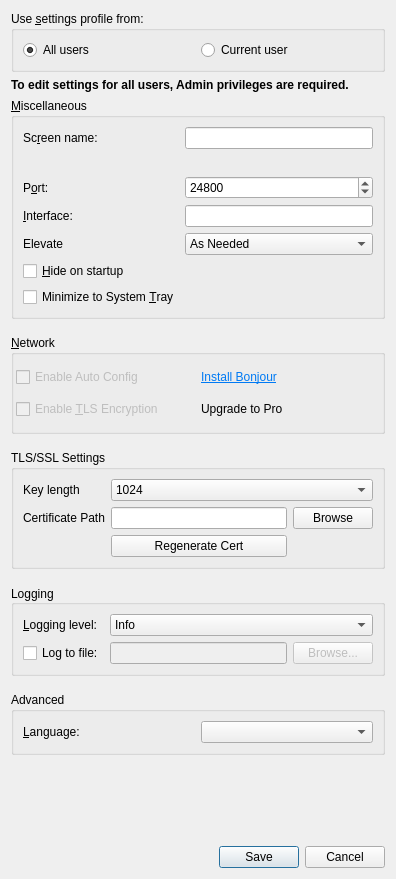
Old version of the form src/gui/src/SettingsDialogBase.ui in the repository deskflow/deskflow.
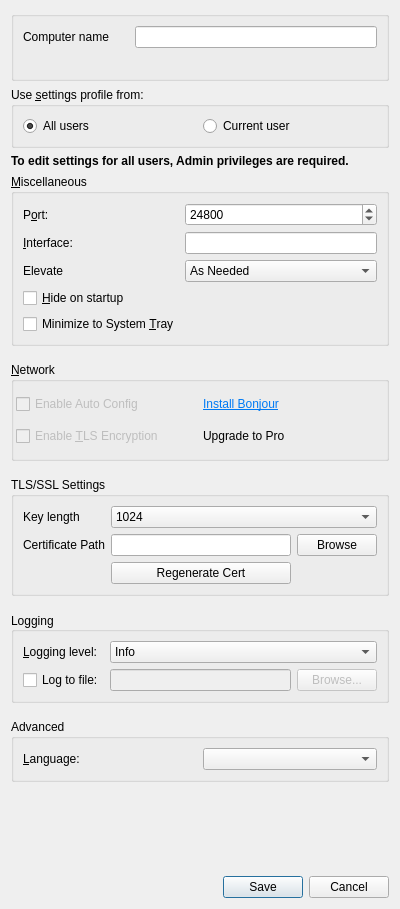
New version of the form.

Commit message: SYNERGY-799 Move computer name

```diff
--- a/src/gui/src/SettingsDialogBase.ui
+++ b/src/gui/src/SettingsDialogBase.ui
@@ -6,8 +6,8 @@
    <rect>
     <x>0</x>
     <y>0</y>
-    <width>396</width>
-    <height>879</height>
+    <width>400</width>
+    <height>909</height>
    </rect>
   </property>
   <property name="sizePolicy">
@@ -17,10 +17,225 @@
    </sizepolicy>
   </property>
   <property name="windowTitle">
-   <string>Settings</string>
+   <string>Preferences</string>
   </property>
   <layout class="QGridLayout" name="gridLayout_5">
-   <item row="1" column="0">
+   <property name="leftMargin">
+    <number>11</number>
+   </property>
+   <property name="topMargin">
+    <number>11</number>
+   </property>
+   <property name="rightMargin">
+    <number>11</number>
+   </property>
+   <item row="11" column="0">
+    <widget class="QGroupBox" name="gridGroupBox">
+     <property name="font">
+      <font>
+       <kerning>true</kerning>
+      </font>
+     </property>
+     <property name="title">
+      <string>Advanced</string>
+     </property>
+     <layout class="QGridLayout" name="gridLayout_7">
+      <item row="0" column="0">
+       <widget class="QLabel" name="m_pLabel_27">
+        <property name="sizePolicy">
+         <sizepolicy hsizetype="Preferred" vsizetype="Preferred">
+          <horstretch>0</horstretch>
+          <verstretch>0</verstretch>
+         </sizepolicy>
+        </property>
+        <property name="minimumSize">
+         <size>
+          <width>75</width>
+          <height>0</height>
+         </size>
+        </property>
+        <property name="text">
+         <string>&amp;Language:</string>
+        </property>
+        <property name="buddy">
+         <cstring>m_pComboLanguage</cstring>
+        </property>
+       </widget>
+      </item>
+      <item row="0" column="1">
+       <widget class="QComboBox" name="m_pComboLanguage"/>
+      </item>
+     </layout>
+    </widget>
+   </item>
+   <item row="0" column="0">
+    <widget class="QGroupBox" name="m_pGroupBoxCommon">
+     <property name="title">
+      <string/>
+     </property>
+     <layout class="QVBoxLayout" name="verticalLayout">
+      <item>
+       <layout class="QHBoxLayout" name="horizontalLayout">
+        <item>
+         <widget class="QLabel" name="m_pLabelComputerName">
+          <property name="minimumSize">
+           <size>
+            <width>75</width>
+            <height>0</height>
+           </size>
+          </property>
+          <property name="text">
+           <string>Computer name</string>
+          </property>
+          <property name="buddy">
+           <cstring>m_pLineEditScreenName</cstring>
+          </property>
+         </widget>
+        </item>
+        <item>
+         <spacer name="horizontalSpacer">
+          <property name="orientation">
+           <enum>Qt::Horizontal</enum>
+          </property>
+          <property name="sizeType">
+           <enum>QSizePolicy::Maximum</enum>
+          </property>
+          <property name="sizeHint" stdset="0">
+           <size>
+            <width>20</width>
+            <height>20</height>
+           </size>
+          </property>
+         </spacer>
+        </item>
+        <item>
+         <widget class="QLineEdit" name="m_pLineEditScreenName">
+          <property name="enabled">
+           <bool>true</bool>
+          </property>
+          <property name="maxLength">
+           <number>255</number>
+          </property>
+         </widget>
+        </item>
+       </layout>
+      </item>
+      <item>
+       <widget class="QLabel" name="m_pLabelNameError">
+        <property name="sizePolicy">
+         <sizepolicy hsizetype="Minimum" vsizetype="Minimum">
+          <horstretch>0</horstretch>
+          <verstretch>0</verstretch>
+         </sizepolicy>
+        </property>
+        <property name="styleSheet">
+         <string notr="true">color: #EC4C47; 
+font-size: 13px; 
+font-family: Arial; 
+font-weight: bold;</string>
+        </property>
+        <property name="text">
+         <string/>
+        </property>
+        <property name="alignment">
+         <set>Qt::AlignRight|Qt::AlignTrailing|Qt::AlignVCenter</set>
+        </property>
+       </widget>
+      </item>
+     </layout>
+    </widget>
+   </item>
+   <item row="9" column="0">
+    <widget class="QGroupBox" name="m_pGroupLog">
+     <property name="sizePolicy">
+      <sizepolicy hsizetype="Preferred" vsizetype="Preferred">
+       <horstretch>0</horstretch>
+       <verstretch>0</verstretch>
+      </sizepolicy>
+     </property>
+     <property name="font">
+      <font>
+       <kerning>true</kerning>
+      </font>
+     </property>
+     <property name="title">
+      <string>Logging</string>
+     </property>
+     <property name="alignment">
+      <set>Qt::AlignLeading|Qt::AlignLeft|Qt::AlignVCenter</set>
+     </property>
+     <property name="flat">
+      <bool>false</bool>
+     </property>
+     <layout class="QGridLayout" name="gridLayout_2">
+      <item row="0" column="0">
+       <widget class="QLabel" name="m_pLabel_3">
+        <property name="minimumSize">
+         <size>
+          <width>75</width>
+          <height>0</height>
+         </size>
+        </property>
+        <property name="text">
+         <string>&amp;Logging level:</string>
+        </property>
+        <property name="buddy">
+         <cstring>m_pComboLogLevel</cstring>
+        </property>
+       </widget>
+      </item>
+      <item row="0" column="1" colspan="2">
+       <widget class="QComboBox" name="m_pComboLogLevel">
+        <item>
+         <property name="text">
+          <string>Info</string>
+         </property>
+        </item>
+        <item>
+         <property name="text">
+          <string>Debug</string>
+         </property>
+        </item>
+        <item>
+         <property name="text">
+          <string>Debug1</string>
+         </property>
+        </item>
+        <item>
+         <property name="text">
+          <string>Debug2</string>
+         </property>
+        </item>
+       </widget>
+      </item>
+      <item row="1" column="0">
+       <widget class="QCheckBox" name="m_pCheckBoxLogToFile">
+        <property name="text">
+         <string>Log to file:</string>
+        </property>
+       </widget>
+      </item>
+      <item row="1" column="1">
+       <widget class="QLineEdit" name="m_pLineEditLogFilename">
+        <property name="enabled">
+         <bool>false</bool>
+        </property>
+       </widget>
+      </item>
+      <item row="1" column="2">
+       <widget class="QPushButton" name="m_pButtonBrowseLog">
+        <property name="enabled">
+         <bool>false</bool>
+        </property>
+        <property name="text">
+         <string>Browse...</string>
+        </property>
+       </widget>
+      </item>
+     </layout>
+    </widget>
+   </item>
+   <item row="2" column="0">
     <widget class="QLabel" name="m_labelAdminRightsMessage">
      <property name="font">
       <font>
@@ -33,7 +248,55 @@
      </property>
     </widget>
    </item>
-   <item row="2" column="0">
+   <item row="4" column="0">
+    <spacer name="verticalSpacer_2">
+     <property name="orientation">
+      <enum>Qt::Vertical</enum>
+     </property>
+     <property name="sizeType">
+      <enum>QSizePolicy::Minimum</enum>
+     </property>
+     <property name="sizeHint" stdset="0">
+      <size>
+       <width>20</width>
+       <height>10</height>
+      </size>
+     </property>
+    </spacer>
+   </item>
+   <item row="10" column="0">
+    <spacer name="verticalSpacer_5">
+     <property name="orientation">
+      <enum>Qt::Vertical</enum>
+     </property>
+     <property name="sizeType">
+      <enum>QSizePolicy::Minimum</enum>
+     </property>
+     <property name="sizeHint" stdset="0">
+      <size>
+       <width>20</width>
+       <height>10</height>
+      </size>
+     </property>
+    </spacer>
+   </item>
+   <item row="12" column="0">
+    <spacer name="verticalSpacer">
+     <property name="orientation">
+      <enum>Qt::Vertical</enum>
+     </property>
+     <property name="sizeType">
+      <enum>QSizePolicy::MinimumExpanding</enum>
+     </property>
+     <property name="sizeHint" stdset="0">
+      <size>
+       <width>20</width>
+       <height>10</height>
+      </size>
+     </property>
+    </spacer>
+   </item>
+   <item row="3" column="0">
     <widget class="QGroupBox" name="m_pGroupAdvanced">
      <property name="font">
       <font>
@@ -44,6 +307,20 @@
       <string>&amp;Miscellaneous</string>
      </property>
      <layout class="QGridLayout" name="gridLayout_3">
+      <item row="4" column="0">
+       <widget class="QLabel" name="m_pLabelElevate">
+        <property name="text">
+         <string>Elevate</string>
+        </property>
+       </widget>
+      </item>
+      <item row="7" column="0">
+       <widget class="QCheckBox" name="m_pCheckBoxMinimizeToTray">
+        <property name="text">
+         <string>Minimize to System &amp;Tray</string>
+        </property>
+       </widget>
+      </item>
       <item row="4" column="1">
        <widget class="QComboBox" name="m_pComboElevate">
         <property name="toolTip">
@@ -69,30 +346,20 @@
         </item>
        </widget>
       </item>
-      <item row="3" column="0">
-       <widget class="QLabel" name="m_pLabel_21">
+      <item row="6" column="0">
+       <widget class="QCheckBox" name="m_pCheckBoxAutoHide">
         <property name="text">
-         <string>&amp;Interface:</string>
+         <string>&amp;Hide on startup</string>
+        </property>
+       </widget>
+      </item>
+      <item row="2" column="0">
+       <widget class="QLabel" name="m_pLabel_20">
+        <property name="text">
+         <string>P&amp;ort:</string>
         </property>
         <property name="buddy">
-         <cstring>m_pLineEditInterface</cstring>
-        </property>
-       </widget>
-      </item>
-      <item row="7" column="0">
-       <widget class="QCheckBox" name="m_pCheckBoxMinimizeToTray">
-        <property name="text">
-         <string>Minimize to System &amp;Tray</string>
-        </property>
-       </widget>
-      </item>
-      <item row="0" column="1">
-       <widget class="QLineEdit" name="m_pLineEditScreenName">
-        <property name="enabled">
-         <bool>true</bool>
-        </property>
-        <property name="maxLength">
-         <number>255</number>
+         <cstring>m_pSpinBoxPort</cstring>
         </property>
        </widget>
       </item>
@@ -115,46 +382,6 @@
         </property>
        </widget>
       </item>
-      <item row="0" column="0">
-       <widget class="QLabel" name="m_pLabel_19">
-        <property name="minimumSize">
-         <size>
-          <width>75</width>
-          <height>0</height>
-         </size>
-        </property>
-        <property name="text">
-         <string>Sc&amp;reen name:</string>
-        </property>
-        <property name="buddy">
-         <cstring>m_pLineEditScreenName</cstring>
-        </property>
-       </widget>
-      </item>
-      <item row="2" column="0">
-       <widget class="QLabel" name="m_pLabel_20">
-        <property name="text">
-         <string>P&amp;ort:</string>
-        </property>
-        <property name="buddy">
-         <cstring>m_pSpinBoxPort</cstring>
-        </property>
-       </widget>
-      </item>
-      <item row="4" column="0">
-       <widget class="QLabel" name="m_pLabelElevate">
-        <property name="text">
-         <string>Elevate</string>
-        </property>
-       </widget>
-      </item>
-      <item row="6" column="0">
-       <widget class="QCheckBox" name="m_pCheckBoxAutoHide">
-        <property name="text">
-         <string>&amp;Hide on startup</string>
-        </property>
-       </widget>
-      </item>
       <item row="3" column="1">
        <widget class="QLineEdit" name="m_pLineEditInterface">
         <property name="enabled">
@@ -162,80 +389,20 @@
         </property>
        </widget>
       </item>
-      <item row="1" column="0" colspan="2">
-       <widget class="QLabel" name="m_pLabelNameError">
-        <property name="sizePolicy">
-         <sizepolicy hsizetype="Minimum" vsizetype="Minimum">
-          <horstretch>0</horstretch>
-          <verstretch>0</verstretch>
-         </sizepolicy>
-        </property>
-        <property name="styleSheet">
-         <string notr="true">color: #EC4C47; 
-font-size: 13px; 
-font-family: Arial; 
-font-weight: bold;</string>
-        </property>
+      <item row="3" column="0">
+       <widget class="QLabel" name="m_pLabel_21">
         <property name="text">
-         <string/>
+         <string>&amp;Interface:</string>
         </property>
-        <property name="alignment">
-         <set>Qt::AlignRight|Qt::AlignTrailing|Qt::AlignVCenter</set>
+        <property name="buddy">
+         <cstring>m_pLineEditInterface</cstring>
         </property>
        </widget>
       </item>
      </layout>
     </widget>
    </item>
-   <item row="7" column="0">
-    <spacer name="verticalSpacer_4">
-     <property name="orientation">
-      <enum>Qt::Vertical</enum>
-     </property>
-     <property name="sizeType">
-      <enum>QSizePolicy::Minimum</enum>
-     </property>
-     <property name="sizeHint" stdset="0">
-      <size>
-       <width>20</width>
-       <height>10</height>
-      </size>
-     </property>
-    </spacer>
-   </item>
-   <item row="3" column="0">
-    <spacer name="verticalSpacer_2">
-     <property name="orientation">
-      <enum>Qt::Vertical</enum>
-     </property>
-     <property name="sizeType">
-      <enum>QSizePolicy::Minimum</enum>
-     </property>
-     <property name="sizeHint" stdset="0">
-      <size>
-       <width>20</width>
-       <height>10</height>
-      </size>
-     </property>
-    </spacer>
-   </item>
    <item row="5" column="0">
-    <spacer name="verticalSpacer_3">
-     <property name="orientation">
-      <enum>Qt::Vertical</enum>
-     </property>
-     <property name="sizeType">
-      <enum>QSizePolicy::Minimum</enum>
-     </property>
-     <property name="sizeHint" stdset="0">
-      <size>
-       <width>20</width>
-       <height>10</height>
-      </size>
-     </property>
-    </spacer>
-   </item>
-   <item row="4" column="0">
     <widget class="QGroupBox" name="m_pGroupNetwork">
      <property name="enabled">
       <bool>true</bool>
@@ -329,77 +496,17 @@
      </layout>
     </widget>
    </item>
-   <item row="0" column="0">
-    <widget class="QGroupBox" name="m_pGroupScope">
-     <property name="font">
-      <font>
-       <kerning>true</kerning>
-      </font>
+   <item row="13" column="0">
+    <widget class="QDialogButtonBox" name="buttonBox">
+     <property name="orientation">
+      <enum>Qt::Horizontal</enum>
      </property>
-     <property name="title">
-      <string>Use &amp;settings profile from:</string>
+     <property name="standardButtons">
+      <set>QDialogButtonBox::Cancel|QDialogButtonBox::Save</set>
      </property>
-     <layout class="QGridLayout" name="gridLayout_4">
-      <item row="1" column="0">
-       <widget class="QRadioButton" name="m_pRadioSystemScope">
-        <property name="text">
-         <string>All users</string>
-        </property>
-        <property name="checked">
-         <bool>true</bool>
-        </property>
-       </widget>
-      </item>
-      <item row="1" column="1">
-       <widget class="QRadioButton" name="m_pRadioUserScope">
-        <property name="text">
-         <string>Current user</string>
-        </property>
-       </widget>
-      </item>
-     </layout>
     </widget>
    </item>
-   <item row="10" column="0">
-    <widget class="QGroupBox" name="gridGroupBox">
-     <property name="font">
-      <font>
-       <kerning>true</kerning>
-      </font>
-     </property>
-     <property name="title">
-      <string>Advanced</string>
-     </property>
-     <layout class="QGridLayout" name="gridLayout_7">
-      <item row="0" column="0">
-       <widget class="QLabel" name="m_pLabel_27">
-        <property name="sizePolicy">
-         <sizepolicy hsizetype="Preferred" vsizetype="Preferred">
-          <horstretch>0</horstretch>
-          <verstretch>0</verstretch>
-         </sizepolicy>
-        </property>
-        <property name="minimumSize">
-         <size>
-          <width>75</width>
-          <height>0</height>
-         </size>
-        </property>
-        <property name="text">
-         <string>&amp;Language:</string>
-        </property>
-        <property name="buddy">
-         <cstring>m_pComboLanguage</cstring>
-        </property>
-       </widget>
-      </item>
-      <item row="0" column="1">
-       <widget class="QComboBox" name="m_pComboLanguage"/>
-      </item>
-     </layout>
-    </widget>
-   </item>
-   <item row="6" column="0">
+   <item row="7" column="0">
     <widget class="QGroupBox" name="m_pGroupBoxTLS">
      <property name="font">
       <font>
@@ -466,8 +573,8 @@
      </layout>
     </widget>
    </item>
-   <item row="9" column="0">
-    <spacer name="verticalSpacer_5">
+   <item row="6" column="0">
+    <spacer name="verticalSpacer_3">
      <property name="orientation">
       <enum>Qt::Vertical</enum>
      </property>
@@ -482,113 +589,44 @@
      </property>
     </spacer>
    </item>
+   <item row="1" column="0">
+    <widget class="QGroupBox" name="m_pGroupScope">
+     <property name="font">
+      <font>
+       <kerning>true</kerning>
+      </font>
+     </property>
+     <property name="title">
+      <string>Use &amp;settings profile from:</string>
+     </property>
+     <layout class="QGridLayout" name="gridLayout_4">
+      <item row="1" column="0">
+       <widget class="QRadioButton" name="m_pRadioSystemScope">
+        <property name="text">
+         <string>All users</string>
+        </property>
+        <property name="checked">
+         <bool>true</bool>
+        </property>
+       </widget>
+      </item>
+      <item row="1" column="1">
+       <widget class="QRadioButton" name="m_pRadioUserScope">
+        <property name="text">
+         <string>Current user</string>
+        </property>
+       </widget>
+      </item>
+     </layout>
+    </widget>
+   </item>
    <item row="8" column="0">
-    <widget class="QGroupBox" name="m_pGroupLog">
-     <property name="sizePolicy">
-      <sizepolicy hsizetype="Preferred" vsizetype="Preferred">
-       <horstretch>0</horstretch>
-       <verstretch>0</verstretch>
-      </sizepolicy>
-     </property>
-     <property name="font">
-      <font>
-       <kerning>true</kerning>
-      </font>
-     </property>
-     <property name="title">
-      <string>Logging</string>
-     </property>
-     <property name="alignment">
-      <set>Qt::AlignLeading|Qt::AlignLeft|Qt::AlignVCenter</set>
-     </property>
-     <property name="flat">
-      <bool>false</bool>
-     </property>
-     <layout class="QGridLayout" name="gridLayout_2">
-      <item row="0" column="0">
-       <widget class="QLabel" name="m_pLabel_3">
-        <property name="minimumSize">
-         <size>
-          <width>75</width>
-          <height>0</height>
-         </size>
-        </property>
-        <property name="text">
-         <string>&amp;Logging level:</string>
-        </property>
-        <property name="buddy">
-         <cstring>m_pComboLogLevel</cstring>
-        </property>
-       </widget>
-      </item>
-      <item row="0" column="1" colspan="2">
-       <widget class="QComboBox" name="m_pComboLogLevel">
-        <item>
-         <property name="text">
-          <string>Info</string>
-         </property>
-        </item>
-        <item>
-         <property name="text">
-          <string>Debug</string>
-         </property>
-        </item>
-        <item>
-         <property name="text">
-          <string>Debug1</string>
-         </property>
-        </item>
-        <item>
-         <property name="text">
-          <string>Debug2</string>
-         </property>
-        </item>
-       </widget>
-      </item>
-      <item row="1" column="0">
-       <widget class="QCheckBox" name="m_pCheckBoxLogToFile">
-        <property name="text">
-         <string>Log to file:</string>
-        </property>
-       </widget>
-      </item>
-      <item row="1" column="1">
-       <widget class="QLineEdit" name="m_pLineEditLogFilename">
-        <property name="enabled">
-         <bool>false</bool>
-        </property>
-       </widget>
-      </item>
-      <item row="1" column="2">
-       <widget class="QPushButton" name="m_pButtonBrowseLog">
-        <property name="enabled">
-         <bool>false</bool>
-        </property>
-        <property name="text">
-         <string>Browse...</string>
-        </property>
-       </widget>
-      </item>
-     </layout>
-    </widget>
-   </item>
-   <item row="12" column="0">
-    <widget class="QDialogButtonBox" name="buttonBox">
-     <property name="orientation">
-      <enum>Qt::Horizontal</enum>
-     </property>
-     <property name="standardButtons">
-      <set>QDialogButtonBox::Cancel|QDialogButtonBox::Save</set>
-     </property>
-    </widget>
-   </item>
-   <item row="11" column="0">
-    <spacer name="verticalSpacer">
+    <spacer name="verticalSpacer_4">
      <property name="orientation">
       <enum>Qt::Vertical</enum>
      </property>
      <property name="sizeType">
-      <enum>QSizePolicy::MinimumExpanding</enum>
+      <enum>QSizePolicy::Minimum</enum>
      </property>
      <property name="sizeHint" stdset="0">
       <size>
```
Left out of the diff: 1 changed line with no effect on the pictures.
